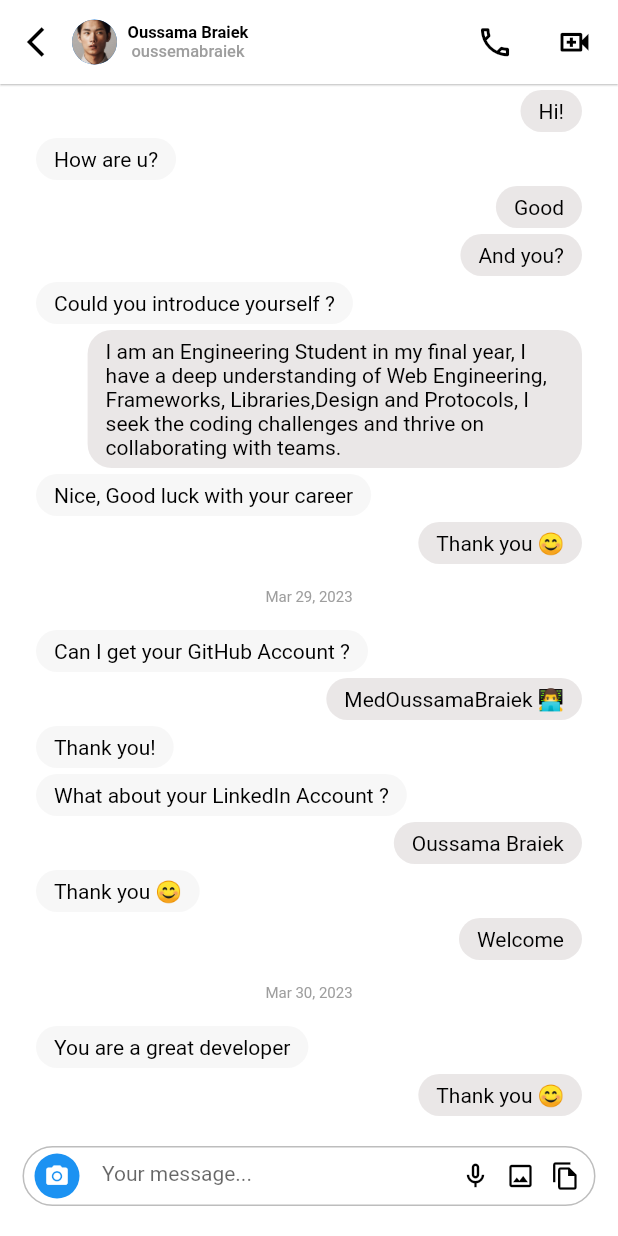
After one commit to MariaMaronisy/insta_feed, a Flutter app: the ChatPage screen opened by its route, on a phone screen of 412 x 824 dp. The commit adds this screen. Run offline on Flutter 3.47's test engine with Material 2 defaults, Android fonts, the phone set to English and light mode, and no system bars; drawn by our look-alikes of grouped_list; our stand-ins replace chat_bubbles; missing offline and left inert: dart:html.

Commit message:
dastan_Msgs

```diff
--- /dev/null
+++ b/lib/DastanHishyar/Messagemodel.dart
@@ -0,0 +1,12 @@
+class Message {
+  Message({required this.date, required this.text, required this.isSentByMe});
+
+  String text;
+  DateTime date;
+  bool isSentByMe;
+
+  @override
+  String toString() {
+    return "{text: $text, date: $date, isSentByMe: $isSentByMe}";
+  }
+}
--- /dev/null
+++ b/lib/DastanHishyar/chat.dart
@@ -0,0 +1,297 @@
+import 'dart:async';
+
+import 'package:chat_bubbles/bubbles/bubble_special_one.dart';
+import 'package:flutter/material.dart';
+import 'package:grouped_list/grouped_list.dart';
+import 'package:insta_feed/DastanHishyar/Messagemodel.dart';
+import 'package:intl/intl.dart';
+
+class ChatPage extends StatefulWidget {
+  ChatPage({super.key});
+  static const id = '/chat';
+
+  @override
+  State<ChatPage> createState() => _ChatPageState();
+}
+
+List<Message> messages = [
+  Message(
+      date: DateTime.now().subtract(const Duration(days: 3, minutes: 1)),
+      text: 'Hello',
+      isSentByMe: false),
+  Message(
+      date: DateTime.now().subtract(const Duration(days: 3, minutes: 2)),
+      text: 'Hi!',
+      isSentByMe: true),
+  Message(
+      date: DateTime.now().subtract(const Duration(days: 3, minutes: 3)),
+      text: 'How are u?',
+      isSentByMe: false),
+  Message(
+      date: DateTime.now().subtract(const Duration(days: 3, minutes: 4)),
+      text: 'Good',
+      isSentByMe: true),
+  Message(
+      date: DateTime.now().subtract(const Duration(days: 3, minutes: 5)),
+      text: 'And you?',
+      isSentByMe: true),
+  Message(
+      date: DateTime.now().subtract(const Duration(days: 3, minutes: 3)),
+      text: 'Could you introduce yourself ?',
+      isSentByMe: false),
+  Message(
+      date: DateTime.now().subtract(const Duration(days: 3, minutes: 5)),
+      text:
+          "I am an Engineering Student in my final year, I have a deep understanding of Web Engineering, Frameworks, Libraries,Design and Protocols, I seek the coding challenges and thrive on collaborating with teams.",
+      isSentByMe: true),
+  Message(
+      date: DateTime.now().subtract(const Duration(days: 3, minutes: 6)),
+      text: 'Nice, Good luck with your career',
+      isSentByMe: false),
+  Message(
+      date: DateTime.now().subtract(const Duration(days: 3, minutes: 8)),
+      text: 'Thank you 😊',
+      isSentByMe: true),
+  Message(
+      date: DateTime.now().subtract(const Duration(days: 2, minutes: 6)),
+      text: 'Can I get your GitHub Account ?',
+      isSentByMe: false),
+  Message(
+      date: DateTime.now().subtract(const Duration(days: 2, minutes: 7)),
+      text: 'MedOussamaBraiek 👨‍💻',
+      isSentByMe: true),
+  Message(
+      date: DateTime.now().subtract(const Duration(days: 2, minutes: 8)),
+      text: 'Thank you!',
+      isSentByMe: false),
+  Message(
+      date: DateTime.now().subtract(const Duration(days: 2, minutes: 6)),
+      text: 'What about your LinkedIn Account ?',
+      isSentByMe: false),
+  Message(
+      date: DateTime.now().subtract(const Duration(days: 2, minutes: 7)),
+      text: 'Oussama Braiek',
+      isSentByMe: true),
+  Message(
+      date: DateTime.now().subtract(const Duration(days: 2, minutes: 8)),
+      text: 'Thank you 😊',
+      isSentByMe: false),
+  Message(
+      date: DateTime.now().subtract(const Duration(days: 2, minutes: 9)),
+      text: 'Welcome',
+      isSentByMe: true),
+  Message(
+      date: DateTime.now().subtract(const Duration(days: 1, minutes: 6)),
+      text: 'You are a great developer',
+      isSentByMe: false),
+  Message(
+      date: DateTime.now().subtract(const Duration(days: 1, minutes: 7)),
+      text: 'Thank you 😊',
+      isSentByMe: true),
+];
+
+TextEditingController messageController = TextEditingController(text: '');
+
+class _ChatPageState extends State<ChatPage> {
+  @override
+  Widget build(BuildContext context) {
+    return Scaffold(
+      backgroundColor: Colors.white,
+      appBar: AppBar(
+          iconTheme: const IconThemeData(
+            color: Colors.black, //change your color here
+          ),
+          backgroundColor: Colors.white,
+          automaticallyImplyLeading: false,
+          titleSpacing: 0,
+          elevation: 0.5,
+          title: Row(children: [
+            IconButton(
+              onPressed: () {
+                Navigator.pop(context);
+              },
+              icon: const Icon(Icons.arrow_back_ios_outlined),
+            ),
+            const CircleAvatar(
+              radius: 15,
+              backgroundImage: AssetImage('images/man.jpg'),
+            ),
+            const SizedBox(
+              width: 7,
+            ),
+            Column(
+              crossAxisAlignment: CrossAxisAlignment.center,
+              children: const [
+                Text(
+                  'Oussama Braiek',
+                  style: TextStyle(
+                      fontWeight: FontWeight.bold,
+                      fontSize: 11,
+                      color: Colors.black),
+                ),
+                Text(
+                  'oussemabraiek',
+                  style: TextStyle(fontSize: 11, color: Colors.grey),
+                ),
+              ],
+            )
+          ]),
+          actions: [
+            IconButton(
+              onPressed: () {},
+              icon: const Icon(
+                Icons.call_outlined,
+                size: 25,
+              ),
+            ),
+            const SizedBox(
+              width: 5,
+            ),
+            IconButton(
+              onPressed: () {},
+              icon: const Icon(
+                Icons.video_call_outlined,
+                size: 25,
+              ),
+            ),
+            const SizedBox(
+              width: 5,
+            ),
+          ]),
+      body: Column(
+        children: [
+          Expanded(
+            child: GroupedListView<Message, DateTime>(
+              elements: messages,
+              padding: const EdgeInsets.all(8),
+              reverse: true,
+              order: GroupedListOrder.DESC,
+              useStickyGroupSeparators: true,
+              floatingHeader: true,
+              groupBy: (message) => DateTime(
+                  message.date.year, message.date.month, message.date.day),
+              groupHeaderBuilder: (Message message) => SizedBox(
+                height: 40,
+                child: Center(
+                  child: Card(
+                      elevation: 0,
+                      //color: Colors.grey.shade300,
+                      child: Padding(
+                        padding: const EdgeInsets.all(5),
+                        child: Text(
+                          DateFormat.yMMMd().format(message.date),
+                          style: TextStyle(
+                              color: Colors.grey.shade500, fontSize: 10),
+                        ),
+                      )),
+                ),
+              ),
+              itemBuilder: (context, Message message) => Align(
+                alignment: message.isSentByMe
+                    ? Alignment.centerRight
+                    : Alignment.centerLeft,
+                child: BubbleSpecialOne(
+                  text: message.text,
+                  color: message.isSentByMe
+                      ? const Color.fromARGB(255, 234, 231, 231)
+                      : const Color.fromARGB(255, 247, 247, 247),
+                  tail: false,
+                  textStyle: const TextStyle(color: Colors.black, fontSize: 14),
+                  isSender: message.isSentByMe,
+                ),
+              ),
+            ),
+          ),
+          Container(
+            padding: const EdgeInsets.symmetric(horizontal: 5),
+            margin:
+                const EdgeInsets.only(left: 10, right: 10, top: 10, bottom: 20),
+            decoration: BoxDecoration(
+              borderRadius: BorderRadius.circular(20),
+            ),
+            height: 40,
+            child: TextFormField(
+              controller: messageController,
+              style: const TextStyle(fontSize: 14),
+              decoration: InputDecoration(
+                  enabledBorder: OutlineInputBorder(
+                    borderRadius: BorderRadius.circular(25.0),
+                    borderSide: BorderSide(color: Colors.grey.shade400),
+                  ),
+                  focusedBorder: OutlineInputBorder(
+                    borderRadius: BorderRadius.circular(25.0),
+                    borderSide: BorderSide(color: Colors.grey.shade400),
+                  ),
+                  hintText: 'Your message...',
+                  prefixIcon: Row(
+                    mainAxisAlignment: MainAxisAlignment.start,
+                    mainAxisSize: MainAxisSize.min,
+                    children: const [
+                      SizedBox(
+                        width: 3,
+                      ),
+                      SizedBox(
+                        height: 30,
+                        child: CircleAvatar(
+                          backgroundColor: Color.fromARGB(255, 28, 146, 242),
+                          child: Icon(
+                            Icons.camera_alt,
+                            size: 17,
+                            color: Colors.white,
+                          ),
+                        ),
+                      ),
+                      SizedBox(
+                        width: 10,
+                      ),
+                    ],
+                  ),
+                  suffixIconColor: Colors.black,
+                  focusColor: Colors.black,
+                  suffixIcon: Row(
+                    mainAxisAlignment: MainAxisAlignment.end,
+                    mainAxisSize: MainAxisSize.min,
+                    children: const [
+                      Icon(
+                        Icons.mic_none_outlined,
+                        color: Colors.black,
+                        size: 20,
+                      ),
+                      SizedBox(
+                        width: 10,
+                      ),
+                      Icon(
+                        Icons.image_outlined,
+                        color: Colors.black,
+                        size: 20,
+                      ),
+                      SizedBox(
+                        width: 10,
+                      ),
+                      Icon(
+                        Icons.file_copy_outlined,
+                        color: Colors.black,
+                        size: 20,
+                      ),
+                      SizedBox(
+                        width: 10,
+                      ),
+                    ],
+                  ),
+                  contentPadding:
+                      const EdgeInsets.symmetric(horizontal: 10, vertical: 15)),
+              onFieldSubmitted: (text) {
+                final message =
+                    Message(text: text, date: DateTime.now(), isSentByMe: true);
+                text != ''
+                    ? setState(() =>
+                        {messages.add(message), messageController.text = ''})
+                    : null;
+              },
+            ),
+          )
+        ],
+      ),
+    );
+  }
+}
--- /dev/null
+++ b/lib/DastanHishyar/messagewidget.dart
@@ -0,0 +1,29 @@
+import 'package:flutter/material.dart';
+
+class MessageWidget extends StatelessWidget {
+  const MessageWidget(
+      {required this.image, required this.message, required this.pseudo});
+
+  final String pseudo;
+  final String image;
+  final String message;
+
+  @override
+  Widget build(BuildContext context) {
+    return ListTile(
+      leading: CircleAvatar(
+        backgroundImage: AssetImage(image),
+      ),
+      title: Text(pseudo),
+      subtitle: Text(
+        message,
+        maxLines: 1,
+        overflow: TextOverflow.ellipsis,
+      ),
+      trailing: IconButton(
+        icon: const Icon(Icons.camera_alt_outlined),
+        onPressed: () {},
+      ),
+    );
+  }
+}
--- a/lib/MariaNahmat/homescreen.dart
+++ b/lib/MariaNahmat/homescreen.dart
@@ -1,6 +1,7 @@
 import 'package:flutter/material.dart';
 import 'package:flutter/src/widgets/container.dart';
 import 'package:flutter/src/widgets/framework.dart';
+import 'package:insta_feed/DastanHishyar/Message.dart';
 import 'package:insta_feed/MariaNahmat/postwidget.dart';
 import 'package:insta_feed/MariaNahmat/storywidget.dart';
 
@@ -35,7 +36,9 @@ class homescreen extends StatelessWidget {
               Icons.send_outlined,
               color: Colors.black,
             ),
-            onPressed: () {},
+            onPressed: () {
+              Navigator.pushNamed(context, MessagesPage.id);
+            },
           )
         ],
       ),
--- a/lib/main.dart
+++ b/lib/main.dart
@@ -1,4 +1,6 @@
 import 'package:flutter/material.dart';
+import 'package:insta_feed/DastanHishyar/Message.dart';
+import 'package:insta_feed/DastanHishyar/chat.dart';
 import 'package:insta_feed/MariaNahmat/homescreen.dart';
 
 void main() {
@@ -17,6 +19,8 @@ class MyApp extends StatelessWidget {
       initialRoute: '/',
       routes: {
         '/': (context) => const homescreen(),
+        MessagesPage.id: (context) => MessagesPage(),
+        ChatPage.id: (context) => ChatPage()
       },
     );
   }
--- a/pubspec.yaml
+++ b/pubspec.yaml
@@ -36,6 +36,10 @@ dependencies:
   # The following adds the Cupertino Icons font to your application.
   # Use with the CupertinoIcons class for iOS style icons.
   cupertino_icons: ^1.0.2
+  font_awesome_flutter: ^10.3.0
+  grouped_list: ^5.1.2
+  intl: ^0.18.0
+  chat_bubbles: ^1.4.1
 
 dev_dependencies:
   flutter_test:
```
Also changed, not shown: lib/DastanHishyar/Message.dart (+170 -0 lines), pubspec.lock.
